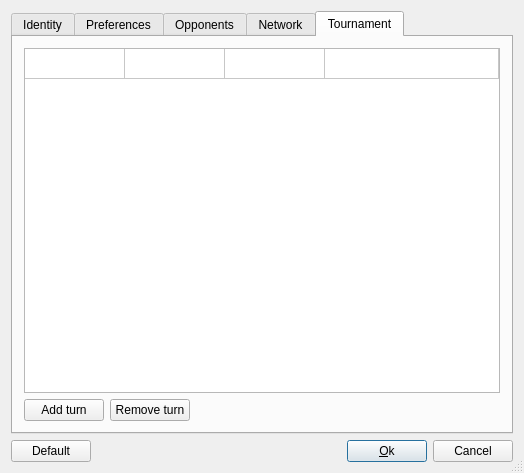
This is src/desktop/forms/OptionsUI.ui in arabine/icl as Qt 5 draws it before an edit. The edited form follows.
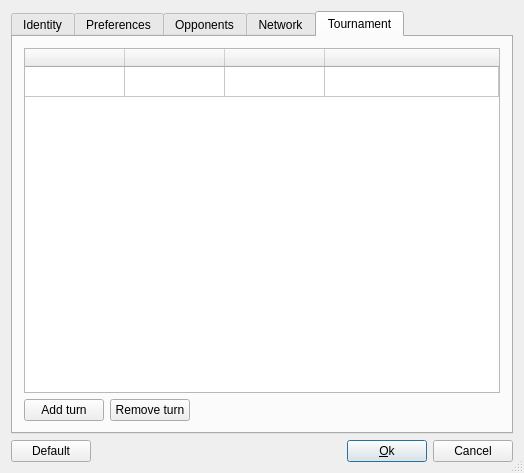
This is the edited form. The open tabs and pages were chosen to show the change. Icons and pictures are not drawn.

Diff of the .ui file:
```diff
--- a/src/desktop/forms/OptionsUI.ui
+++ b/src/desktop/forms/OptionsUI.ui
@@ -832,9 +832,6 @@
          <property name="selectionBehavior">
           <enum>QAbstractItemView::SelectItems</enum>
          </property>
-         <attribute name="horizontalHeaderVisible">
-          <bool>false</bool>
-         </attribute>
          <attribute name="horizontalHeaderStretchLastSection">
           <bool>true</bool>
          </attribute>
@@ -848,22 +845,22 @@
          </row>
          <column>
           <property name="text">
-           <string>Turn</string>
+           <string/>
           </property>
          </column>
          <column>
           <property name="text">
-           <string>Deal type</string>
+           <string/>
           </property>
          </column>
          <column>
           <property name="text">
-           <string>Deal file</string>
+           <string/>
           </property>
          </column>
          <column>
           <property name="text">
-           <string>Deal number</string>
+           <string/>
           </property>
          </column>
         </widget>
```
Left out of the diff: 25 changed lines with no effect on the pictures.
